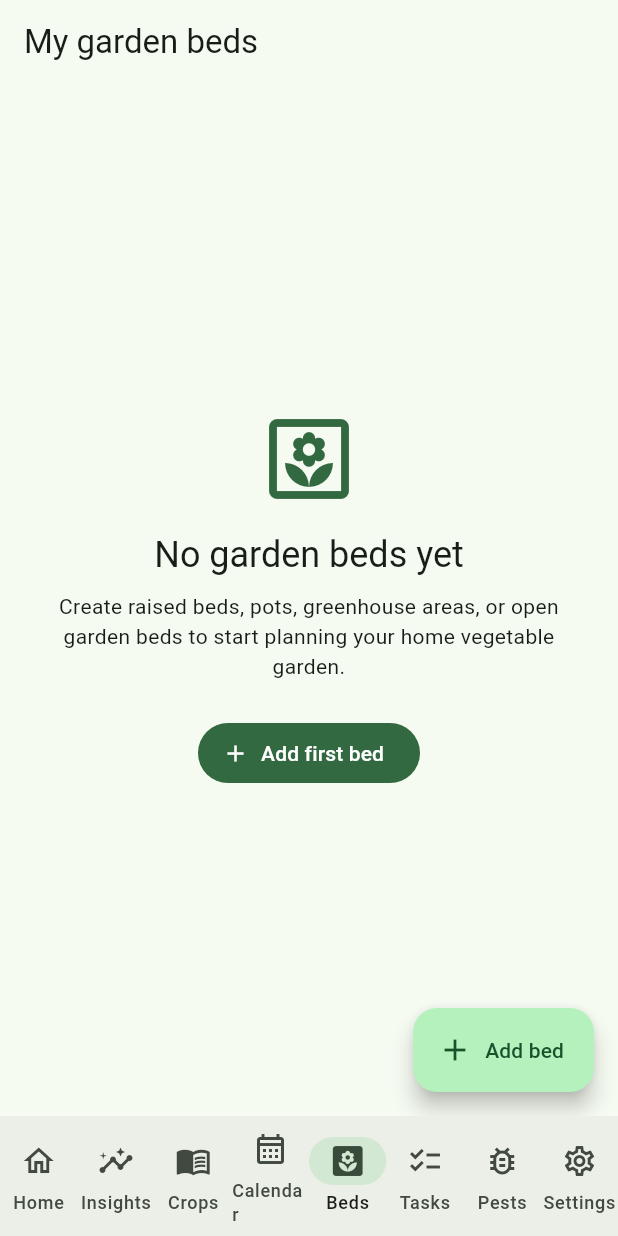
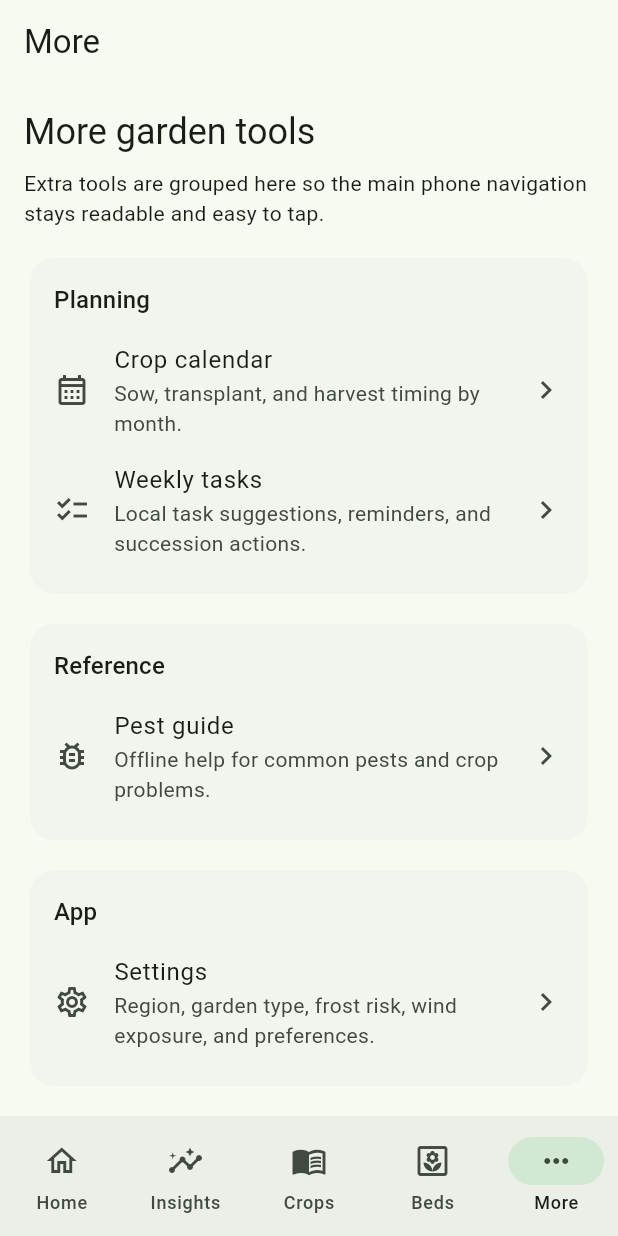
Before and after one commit to Archil3s/nz-vege-garden, a Flutter app: the screen it shows after launch, item 5 of the bottom bar chosen, on a phone screen of 412 x 824 dp. Run offline on Flutter 3.47's test engine with Material 3 defaults, Android fonts, the phone set to English and light mode, and no system bars; our stand-ins replace flutter_local_notifications, flutter_svg, shared_preferences.

Commit message:
fix(nav): reduce phone bottom navigation crowding
Changed the app shell to prevent bottom navigation overlap on phones.

Navigation changes:
- Reduced the bottom navigation from eight items to five core destinations
- Kept Home, Insights, Crops, Beds, and More in the bottom bar
- Moved Calendar, Weekly Tasks, Pest Guide, and Settings into a dedicated More screen
- Added grouped More sections for Planning, Reference, and App
- Used larger list tiles and card grouping for comfortable mobile tapping

This keeps the main phone navigation readable while still making every feature accessible.

```diff
--- a/lib/app/app.dart
+++ b/lib/app/app.dart
@@ -34,16 +34,19 @@ class AppShell extends StatefulWidget {
 class _AppShellState extends State<AppShell> {
   int _selectedIndex = 0;
 
-  static const _screens = <Widget>[
-    HomeScreen(),
-    InsightsScreen(),
-    CropGuideScreen(),
-    CropCalendarScreen(),
-    GardenBedsScreen(),
-    WeeklyTasksScreen(),
-    PestGuideScreen(),
-    SettingsScreen(),
-  ];
+  List<Widget> get _screens => [
+        const HomeScreen(),
+        const InsightsScreen(),
+        const CropGuideScreen(),
+        const GardenBedsScreen(),
+        _MoreScreen(onOpenSection: _openSection),
+      ];
+
+  void _openSection(Widget screen) {
+    Navigator.of(context).push(
+      MaterialPageRoute(builder: (_) => screen),
+    );
+  }
 
   @override
   Widget build(BuildContext context) {
@@ -71,32 +74,141 @@ class _AppShellState extends State<AppShell> {
             label: 'Crops',
           ),
           NavigationDestination(
-            icon: Icon(Icons.calendar_month_outlined),
-            selectedIcon: Icon(Icons.calendar_month),
-            label: 'Calendar',
-          ),
-          NavigationDestination(
             icon: Icon(Icons.yard_outlined),
             selectedIcon: Icon(Icons.yard),
             label: 'Beds',
           ),
           NavigationDestination(
-            icon: Icon(Icons.checklist_outlined),
-            selectedIcon: Icon(Icons.checklist),
-            label: 'Tasks',
-          ),
-          NavigationDestination(
-            icon: Icon(Icons.bug_report_outlined),
-            selectedIcon: Icon(Icons.bug_report),
-            label: 'Pests',
-          ),
-          NavigationDestination(
-            icon: Icon(Icons.settings_outlined),
-            selectedIcon: Icon(Icons.settings),
-            label: 'Settings',
+            icon: Icon(Icons.more_horiz_outlined),
+            selectedIcon: Icon(Icons.more_horiz),
+            label: 'More',
           ),
         ],
       ),
     );
   }
 }
+
+class _MoreScreen extends StatelessWidget {
+  const _MoreScreen({required this.onOpenSection});
+
+  final ValueChanged<Widget> onOpenSection;
+
+  @override
+  Widget build(BuildContext context) {
+    return Scaffold(
+      appBar: AppBar(title: const Text('More')),
+      body: ListView(
+        padding: const EdgeInsets.all(16),
+        children: [
+          Text(
+            'More garden tools',
+            style: Theme.of(context).textTheme.headlineSmall,
+          ),
+          const SizedBox(height: 8),
+          const Text(
+            'Extra tools are grouped here so the main phone navigation stays readable and easy to tap.',
+          ),
+          const SizedBox(height: 16),
+          _MoreSectionCard(
+            title: 'Planning',
+            children: [
+              _MoreSectionTile(
+                icon: Icons.calendar_month_outlined,
+                title: 'Crop calendar',
+                description: 'Sow, transplant, and harvest timing by month.',
+                onTap: () => onOpenSection(const CropCalendarScreen()),
+              ),
+              _MoreSectionTile(
+                icon: Icons.checklist_outlined,
+                title: 'Weekly tasks',
+                description: 'Local task suggestions, reminders, and succession actions.',
+                onTap: () => onOpenSection(const WeeklyTasksScreen()),
+              ),
+            ],
+          ),
+          const SizedBox(height: 12),
+          _MoreSectionCard(
+            title: 'Reference',
+            children: [
+              _MoreSectionTile(
+                icon: Icons.bug_report_outlined,
+                title: 'Pest guide',
+                description: 'Offline help for common pests and crop problems.',
+                onTap: () => onOpenSection(const PestGuideScreen()),
+              ),
+            ],
+          ),
+          const SizedBox(height: 12),
+          _MoreSectionCard(
+            title: 'App',
+            children: [
+              _MoreSectionTile(
+                icon: Icons.settings_outlined,
+                title: 'Settings',
+                description: 'Region, garden type, frost risk, wind exposure, and preferences.',
+                onTap: () => onOpenSection(const SettingsScreen()),
+              ),
+            ],
+          ),
+        ],
+      ),
+    );
+  }
+}
+
+class _MoreSectionCard extends StatelessWidget {
+  const _MoreSectionCard({
+    required this.title,
+    required this.children,
+  });
+
+  final String title;
+  final List<Widget> children;
+
+  @override
+  Widget build(BuildContext context) {
+    return Card(
+      child: Padding(
+        padding: const EdgeInsets.all(16),
+        child: Column(
+          crossAxisAlignment: CrossAxisAlignment.start,
+          children: [
+            Text(
+              title,
+              style: Theme.of(context).textTheme.titleMedium,
+            ),
+            const SizedBox(height: 8),
+            ...children,
+          ],
+        ),
+      ),
+    );
+  }
+}
+
+class _MoreSectionTile extends StatelessWidget {
+  const _MoreSectionTile({
+    required this.icon,
+    required this.title,
+    required this.description,
+    required this.onTap,
+  });
+
+  final IconData icon;
+  final String title;
+  final String description;
+  final VoidCallback onTap;
+
+  @override
+  Widget build(BuildContext context) {
+    return ListTile(
+      contentPadding: EdgeInsets.zero,
+      leading: Icon(icon),
+      title: Text(title),
+      subtitle: Text(description),
+      trailing: const Icon(Icons.chevron_right),
+      onTap: onTap,
+    );
+  }
+}
```
